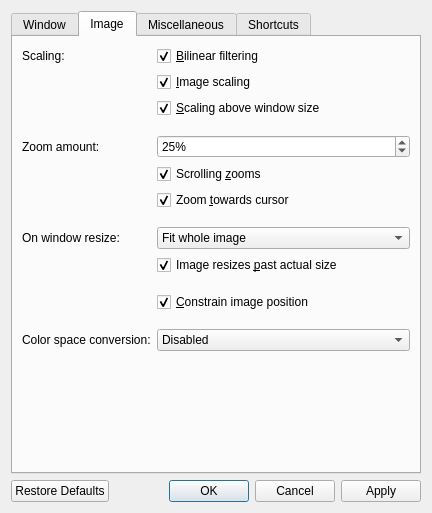
This is src/qvoptionsdialog.ui in jdpurcell/qView as Qt 5 draws it before an edit. The edited form follows.
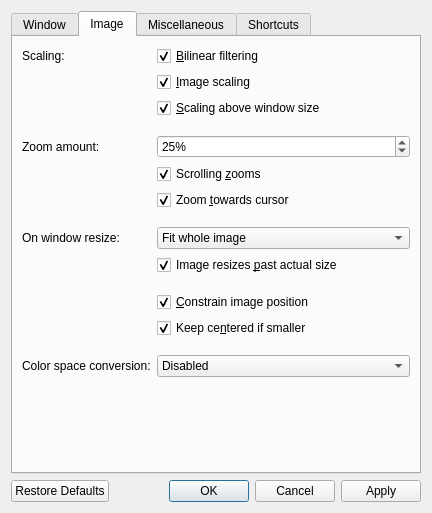
This is the edited form. The open tabs and pages were chosen to show the change.

The edit to the form file:
```diff
--- a/src/qvoptionsdialog.ui
+++ b/src/qvoptionsdialog.ui
@@ -462,6 +462,16 @@
         </widget>
        </item>
        <item row="12" column="1">
+        <widget class="QCheckBox" name="constrainCentersSmallImageCheckbox">
+         <property name="text">
+          <string>Keep ce&amp;ntered if smaller</string>
+         </property>
+         <property name="checked">
+          <bool>true</bool>
+         </property>
+        </widget>
+       </item>
+       <item row="13" column="1">
         <spacer name="horizontalSpacer_10">
          <property name="orientation">
           <enum>Qt::Horizontal</enum>
@@ -474,14 +484,14 @@
          </property>
         </spacer>
        </item>
-       <item row="13" column="0">
+       <item row="14" column="0">
         <widget class="QLabel" name="colorSpaceConversionLabel">
          <property name="text">
           <string>Color space conversion:</string>
          </property>
         </widget>
        </item>
-       <item row="13" column="1">
+       <item row="14" column="1">
         <widget class="QComboBox" name="colorSpaceConversionComboBox">
          <property name="sizePolicy">
           <sizepolicy hsizetype="Preferred" vsizetype="Preferred">
```
